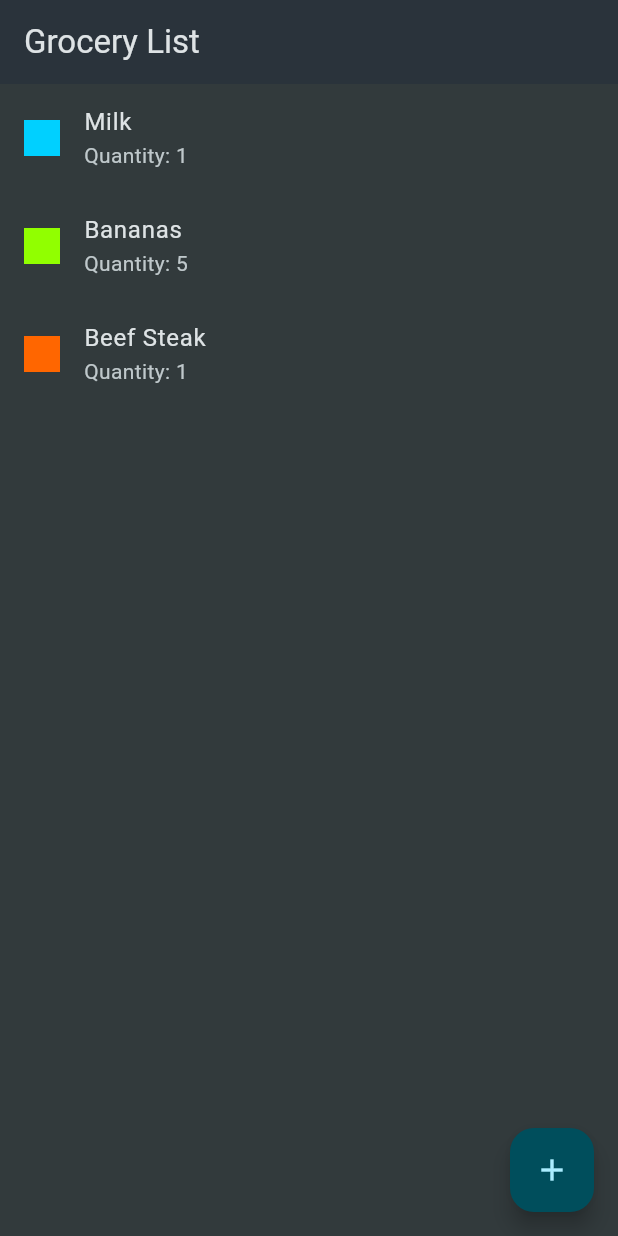
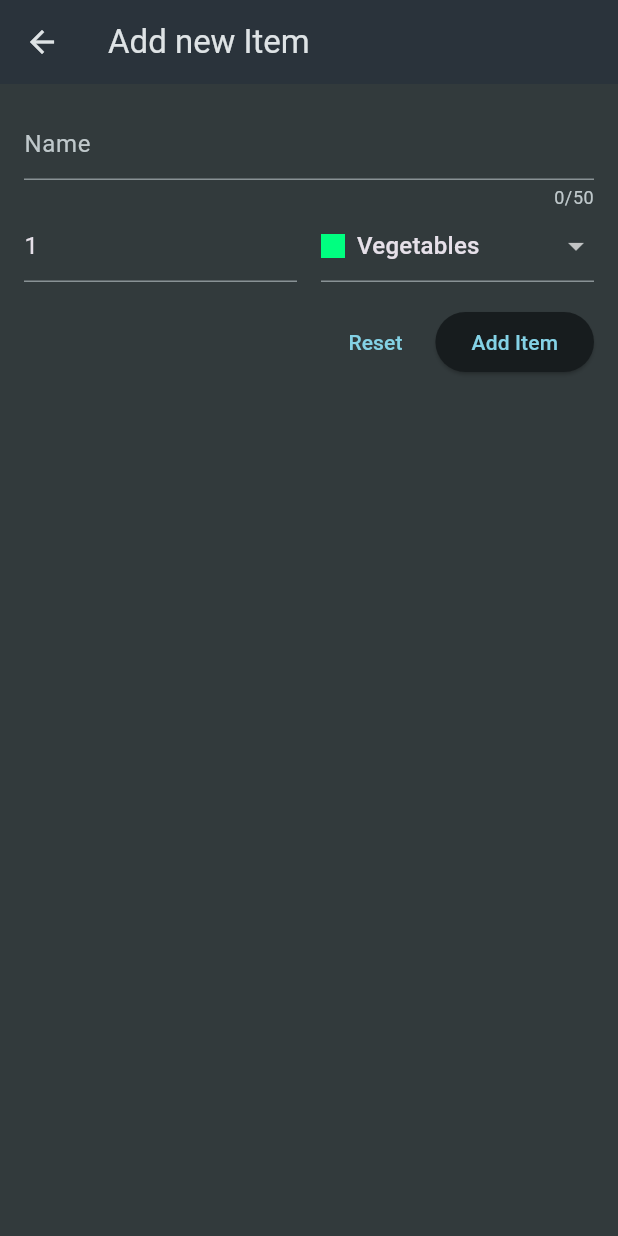
Before and after one commit to SadSic/grocery-list-app, a Flutter app: the screen it shows after launch, after a tap on the "add" icon, on a phone screen of 412 x 824 dp. Run offline on Flutter 3.47's test engine with Material 3 defaults, Android fonts, the phone set to English and light mode, and no system bars; missing offline and left inert: dart:ffi.

Commit message:
Create NewItem page

```diff
--- a/lib/main.dart
+++ b/lib/main.dart
@@ -1,5 +1,5 @@
 import 'package:flutter/material.dart';
-import 'package:shopping_list/pages/grocery_list.dart';
+import 'package:shopping_list/pages/grocery_list_page.dart';
 
 void main() {
   runApp(const MyApp());
--- a/lib/pages/grocery_list.dart
+++ /dev/null
@@ -1,36 +0,0 @@
-import 'package:flutter/material.dart';
-import 'package:shopping_list/data/dummy_items.dart';
-
-class GroceryList extends StatelessWidget {
-  const GroceryList({super.key});
-
-  @override
-  Widget build(BuildContext context) {
-    return Scaffold(
-      appBar: AppBar(
-        title: const Text('Grocery List'),
-      ),
-      body: ListView.builder(
-        itemCount: groceryItems.length,
-        itemBuilder: (context, index) {
-          final item = groceryItems[index];
-          return ListTile(
-            title: Text(item.name),
-            subtitle: Text('Quantity: ${item.quantity}'),
-            leading: Container(
-              width: 24,
-              height: 24,
-              color: item.category.color,
-            ),
-          );
-        },
-      ),
-      floatingActionButton: FloatingActionButton(
-        onPressed: () {
-          print('Hi');
-        },
-        child: const Icon(Icons.add),
-      ),
-    );
-  }
-}
--- /dev/null
+++ b/lib/pages/grocery_list_page.dart
@@ -0,0 +1,77 @@
+import 'package:flutter/material.dart';
+import 'package:shopping_list/data/dummy_items.dart';
+import 'package:shopping_list/models/grocery_item.dart';
+import 'package:shopping_list/pages/new_item_page.dart';
+
+class GroceryList extends StatefulWidget {
+  const GroceryList({super.key});
+
+  @override
+  State<GroceryList> createState() => _GroceryListState();
+}
+
+class _GroceryListState extends State<GroceryList> {
+  final List<GroceryItem> _groceryItems = [];
+
+  void _addItem() async {
+    final newItem = await Navigator.of(context).push<GroceryItem>(
+      MaterialPageRoute(builder: (context) => const NewItemPage()),
+    );
+
+    if (newItem == null) return;
+
+    setState(() {
+      _groceryItems.add(newItem);
+    });
+  }
+
+  void _removeItem(GroceryItem item) {
+    setState(() {
+      _groceryItems.remove(item);
+    });
+    ScaffoldMessenger.of(context).showSnackBar(
+      SnackBar(
+        content: Text('${item.name} removed.'),
+        duration: const Duration(seconds: 2),
+      ),
+    );
+  }
+
+  @override
+  Widget build(BuildContext context) {
+    return Scaffold(
+      appBar: AppBar(
+        title: const Text('Grocery List'),
+      ),
+      body: _groceryItems.isEmpty
+          ? Center(
+              child: Text('No Items added yet.'),
+            )
+          : ListView.builder(
+              itemCount: _groceryItems.length,
+              itemBuilder: (context, index) {
+                final item = _groceryItems[index];
+                return Dismissible(
+                  onDismissed: (direction) {
+                    _removeItem(item);
+                  },
+                  key: ValueKey(item.id),
+                  child: ListTile(
+                    title: Text(item.name),
+                    subtitle: Text('Quantity: ${item.quantity}'),
+                    leading: Container(
+                      width: 24,
+                      height: 24,
+                      color: item.category.color,
+                    ),
+                  ),
+                );
+              },
+            ),
+      floatingActionButton: FloatingActionButton(
+        onPressed: _addItem,
+        child: const Icon(Icons.add),
+      ),
+    );
+  }
+}
--- /dev/null
+++ b/lib/pages/new_item_page.dart
@@ -0,0 +1,137 @@
+import 'dart:ffi';
+
+import 'package:flutter/material.dart';
+import 'package:shopping_list/data/categories.dart';
+import 'package:shopping_list/models/category.dart';
+import 'package:shopping_list/models/grocery_item.dart';
+
+class NewItemPage extends StatefulWidget {
+  const NewItemPage({super.key});
+
+  @override
+  State<NewItemPage> createState() => _NewItemPageState();
+}
+
+class _NewItemPageState extends State<NewItemPage> {
+  final _formKey = GlobalKey<FormState>();
+  var _enteredName = '';
+  var _enteredQuantity = 1;
+  var _selectedCategory = categories[Categories.vegetables]!;
+
+  void _resetForm() {
+    _formKey.currentState!.reset();
+  }
+
+  void _addNewItem() {
+    if (_formKey.currentState!.validate()) {
+      _formKey.currentState!.save();
+      Navigator.of(context).pop(
+        GroceryItem(
+          id: DateTime.now().toString(),
+          name: _enteredName,
+          quantity: _enteredQuantity,
+          category: _selectedCategory,
+        ),
+      );
+    }
+  }
+
+  @override
+  Widget build(BuildContext context) {
+    return Scaffold(
+      appBar: AppBar(title: Text('Add new Item')),
+      body: Padding(
+        padding: const EdgeInsets.all(16.0),
+        child: Form(
+          key: _formKey,
+          child: Column(
+            children: [
+              TextFormField(
+                maxLength: 50,
+                decoration: InputDecoration(hintText: 'Name'),
+                validator: (value) {
+                  if (value == null ||
+                      value.isEmpty ||
+                      value.trim().length < 1 ||
+                      value.trim().length > 50) {
+                    return 'Must be between 1 and 50 characters long.';
+                  }
+                  return null;
+                },
+                onSaved: (value) {
+                  _enteredName = value!;
+                },
+              ),
+              Row(
+                children: [
+                  Expanded(
+                    child: TextFormField(
+                      decoration: InputDecoration(hintText: 'Quantity'),
+                      initialValue: _enteredQuantity.toString(),
+                      keyboardType: TextInputType.number,
+                      validator: (value) {
+                        if (value == null ||
+                            value.isEmpty ||
+                            int.tryParse(value) == null ||
+                            int.tryParse(value)! <= 0) {
+                          return 'Must be a positive integer.';
+                        }
+                        return null;
+                      },
+                      onSaved: (value) {
+                        _enteredQuantity = int.parse(value!);
+                      },
+                    ),
+                  ),
+                  SizedBox(width: 16),
+                  Expanded(
+                    child: DropdownButtonFormField(
+                      value: _selectedCategory,
+                      items: [
+                        for (final category in categories.entries)
+                          DropdownMenuItem(
+                            value: category.value,
+                            child: Row(
+                              children: [
+                                Container(
+                                  width: 16,
+                                  height: 16,
+                                  color: category.value.color,
+                                ),
+                                SizedBox(width: 8),
+                                Text(category.value.name),
+                              ],
+                            ),
+                          ),
+                      ],
+                      onChanged: (value) {
+                        setState(() {
+                          _selectedCategory = value!;
+                        });
+                      },
+                    ),
+                  ),
+                ],
+              ),
+              SizedBox(height: 16),
+              Row(
+                mainAxisAlignment: MainAxisAlignment.end,
+                children: [
+                  TextButton(
+                    onPressed: _resetForm,
+                    child: Text('Reset'),
+                  ),
+                  SizedBox(width: 8),
+                  ElevatedButton(
+                    onPressed: _addNewItem,
+                    child: Text('Add Item'),
+                  ),
+                ],
+              )
+            ],
+          ),
+        ),
+      ),
+    );
+  }
+}
--- a/pubspec.yaml
+++ b/pubspec.yaml
@@ -35,6 +35,7 @@ dependencies:
   # The following adds the Cupertino Icons font to your application.
   # Use with the CupertinoIcons class for iOS style icons.
   cupertino_icons: ^1.0.8
+  http: ^1.4.0
 
 dev_dependencies:
   flutter_test:
```
Also changed, not shown: pubspec.lock.
